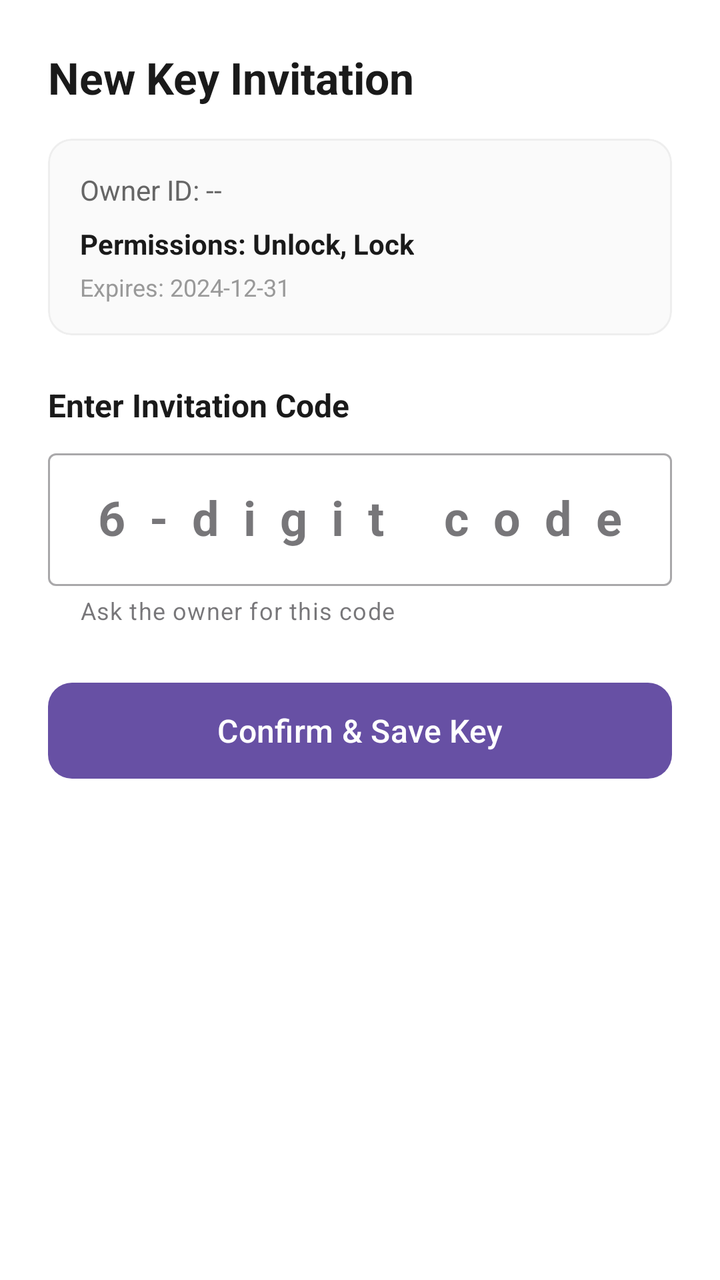
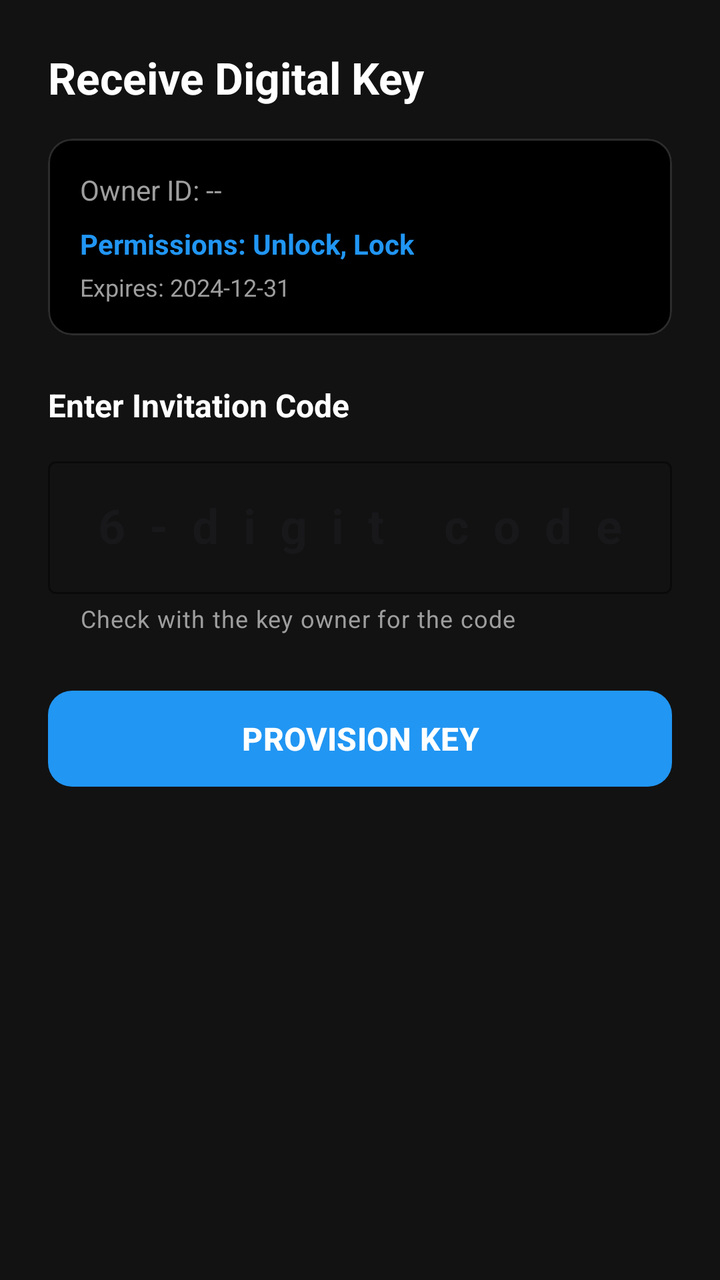

Two renders of the same Android screen: before a commit and after it. Below are the layout's source before the change and the commit's diff.
<!-- AndroidManifest.xml: application theme Theme._100_BasicCrypto -->
<!-- res/layout/dialog_receive_invitation.xml -->
<?xml version="1.0" encoding="utf-8"?>
<LinearLayout xmlns:android="http://schemas.android.com/apk/res/android"
    xmlns:app="http://schemas.android.com/apk/res-auto"
    android:layout_width="match_parent"
    android:layout_height="wrap_content"
    android:orientation="vertical"
    android:padding="24dp"
    android:background="@android:color/white">

    <TextView
        android:layout_width="wrap_content"
        android:layout_height="wrap_content"
        android:text="New Key Invitation"
        android:textColor="#1A1A1A"
        android:textSize="22sp"
        android:textStyle="bold" />

    <com.google.android.material.card.MaterialCardView
        android:layout_width="match_parent"
        android:layout_height="wrap_content"
        android:layout_marginTop="16dp"
        app:cardCornerRadius="12dp"
        app:cardElevation="0dp"
        app:strokeWidth="1dp"
        app:strokeColor="#EEEEEE"
        app:cardBackgroundColor="#FAFAFA">

        <LinearLayout
            android:layout_width="match_parent"
            android:layout_height="wrap_content"
            android:orientation="vertical"
            android:padding="16dp">

            <TextView
                android:id="@+id/tv_invitation_detail_owner"
                android:layout_width="wrap_content"
                android:layout_height="wrap_content"
                android:text="Owner ID: --"
                android:textSize="14sp"
                android:textColor="#666666" />

            <TextView
                android:id="@+id/tv_invitation_detail_perms"
                android:layout_width="wrap_content"
                android:layout_height="wrap_content"
                android:layout_marginTop="8dp"
                android:text="Permissions: Unlock, Lock"
                android:textSize="14sp"
                android:textColor="#1A1A1A"
                android:textStyle="bold" />

            <TextView
                android:id="@+id/tv_invitation_detail_validity"
                android:layout_width="wrap_content"
                android:layout_height="wrap_content"
                android:layout_marginTop="4dp"
                android:text="Expires: 2024-12-31"
                android:textSize="12sp"
                android:textColor="#999999" />
        </LinearLayout>
    </com.google.android.material.card.MaterialCardView>

    <TextView
        android:layout_width="wrap_content"
        android:layout_height="wrap_content"
        android:layout_marginTop="24dp"
        android:text="Enter Invitation Code"
        android:textColor="#1A1A1A"
        android:textSize="16sp"
        android:textStyle="bold" />

    <com.google.android.material.textfield.TextInputLayout
        android:id="@+id/til_invitation_code"
        style="@style/Widget.MaterialComponents.TextInputLayout.OutlinedBox"
        android:layout_width="match_parent"
        android:layout_height="wrap_content"
        android:layout_marginTop="8dp"
        android:hint="6-digit code"
        app:helperText="Ask the owner for this code">

        <com.google.android.material.textfield.TextInputEditText
            android:id="@+id/et_invitation_code"
            android:layout_width="match_parent"
            android:layout_height="wrap_content"
            android:inputType="number"
            android:maxLength="6"
            android:letterSpacing="0.5"
            android:gravity="center"
            android:textSize="24sp"
            android:textStyle="bold" />
    </com.google.android.material.textfield.TextInputLayout>

    <Button
        android:id="@+id/btn_accept_invitation"
        android:layout_width="match_parent"
        android:layout_height="56dp"
        android:layout_marginTop="24dp"
        android:text="Confirm &amp; Save Key"
        android:textAllCaps="false"
        android:textSize="16sp"
        app:cornerRadius="12dp" />

</LinearLayout>
<!-- resources referenced by this layout -->
<resources>
  <style name="Theme._100_BasicCrypto" parent="Base.Theme._100_BasicCrypto" />
  <style name="Base.Theme._100_BasicCrypto" parent="Theme.Material3.DayNight.NoActionBar">
          
          
      </style>
</resources>

<!-- the commit's change to res/layout/dialog_receive_invitation.xml (unified diff, before → after) -->
@@ -5,13 +5,13 @@
     android:layout_height="wrap_content"
     android:orientation="vertical"
     android:padding="24dp"
-    android:background="@android:color/white">
+    android:background="@color/card_bg">
 
     <TextView
         android:layout_width="wrap_content"
         android:layout_height="wrap_content"
-        android:text="New Key Invitation"
-        android:textColor="#1A1A1A"
+        android:text="Receive Digital Key"
+        android:textColor="@color/white"
         android:textSize="22sp"
         android:textStyle="bold" />
 
@@ -22,8 +22,8 @@
         app:cardCornerRadius="12dp"
         app:cardElevation="0dp"
         app:strokeWidth="1dp"
-        app:strokeColor="#EEEEEE"
-        app:cardBackgroundColor="#FAFAFA">
+        app:strokeColor="@color/divider"
+        app:cardBackgroundColor="@color/black">
 
         <LinearLayout
             android:layout_width="match_parent"
@@ -37,7 +37,7 @@
                 android:layout_height="wrap_content"
                 android:text="Owner ID: --"
                 android:textSize="14sp"
-                android:textColor="#666666" />
+                android:textColor="@color/gray_text" />
 
             <TextView
                 android:id="@+id/tv_invitation_detail_perms"
@@ -46,7 +46,7 @@
                 android:layout_marginTop="8dp"
                 android:text="Permissions: Unlock, Lock"
                 android:textSize="14sp"
-                android:textColor="#1A1A1A"
+                android:textColor="@color/primary_blue"
                 android:textStyle="bold" />
 
             <TextView
@@ -56,7 +56,7 @@
                 android:layout_marginTop="4dp"
                 android:text="Expires: 2024-12-31"
                 android:textSize="12sp"
-                android:textColor="#999999" />
+                android:textColor="@color/gray_text" />
         </LinearLayout>
     </com.google.android.material.card.MaterialCardView>
 
@@ -65,7 +65,7 @@
         android:layout_height="wrap_content"
         android:layout_marginTop="24dp"
         android:text="Enter Invitation Code"
-        android:textColor="#1A1A1A"
+        android:textColor="@color/white"
         android:textSize="16sp"
         android:textStyle="bold" />
 
@@ -74,9 +74,12 @@
         style="@style/Widget.MaterialComponents.TextInputLayout.OutlinedBox"
         android:layout_width="match_parent"
         android:layout_height="wrap_content"
-        android:layout_marginTop="8dp"
+        android:layout_marginTop="12dp"
         android:hint="6-digit code"
-        app:helperText="Ask the owner for this code">
+        app:hintTextColor="@color/primary_blue"
+        app:boxStrokeColor="@color/primary_blue"
+        app:helperText="Check with the key owner for the code"
+        app:helperTextTextColor="@color/gray_text">
 
         <com.google.android.material.textfield.TextInputEditText
             android:id="@+id/et_invitation_code"
@@ -86,18 +89,21 @@
             android:maxLength="6"
             android:letterSpacing="0.5"
             android:gravity="center"
+            android:textColor="@color/white"
             android:textSize="24sp"
             android:textStyle="bold" />
     </com.google.android.material.textfield.TextInputLayout>
 
-    <Button
+    <com.google.android.material.button.MaterialButton
         android:id="@+id/btn_accept_invitation"
         android:layout_width="match_parent"
         android:layout_height="56dp"
         android:layout_marginTop="24dp"
-        android:text="Confirm &amp; Save Key"
-        android:textAllCaps="false"
+        android:text="PROVISION KEY"
+        android:textAllCaps="true"
         android:textSize="16sp"
+        android:textStyle="bold"
+        app:backgroundTint="@color/primary_blue"
         app:cornerRadius="12dp" />
 
 </LinearLayout>
<!-- resource entries referenced after the edit -->
@@ -1,5 +1,11 @@
 <!-- resources referenced by this layout -->
 <resources>
+  <color name="black">#000000</color>
+  <color name="card_bg">#121212</color>
+  <color name="divider">#2C2C2C</color>
+  <color name="gray_text">#9E9E9E</color>
+  <color name="primary_blue">#2196F3</color>
+  <color name="white">#FFFFFF</color>
   <style name="Theme._100_BasicCrypto" parent="Base.Theme._100_BasicCrypto" />
   <style name="Base.Theme._100_BasicCrypto" parent="Theme.Material3.DayNight.NoActionBar">
           
